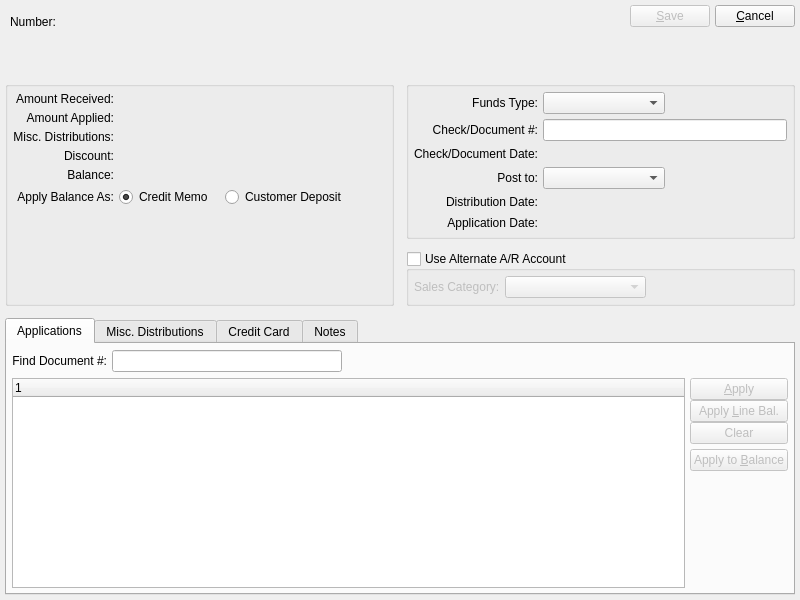
WooodHead/xtuple, file xtuple/trunk/guiclient/cashReceipt.ui: the form before one commit.
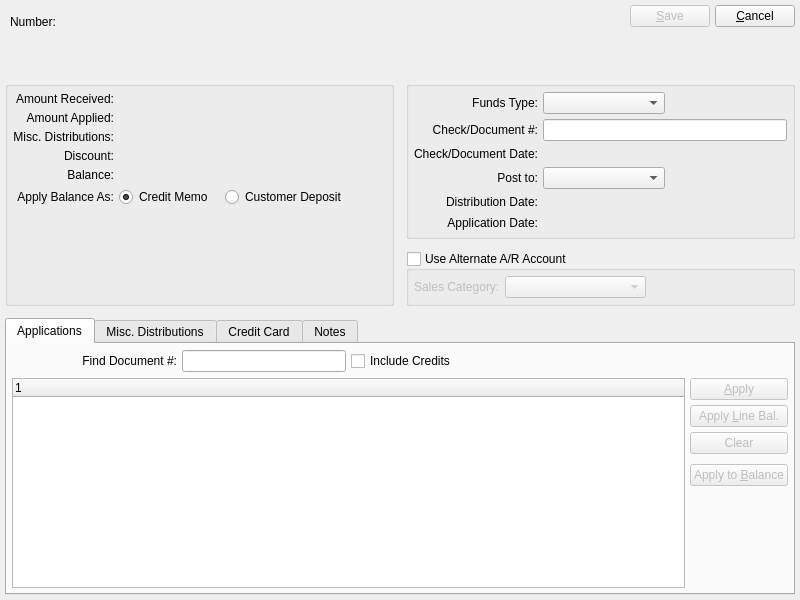
The form after the commit. Custom widgets are drawn as their Qt base class.

Commit message: issue #11836:  Client changes to support credit memo applications on cash receipts.

Diff of the .ui file:
```diff
--- a/xtuple/trunk/guiclient/cashReceipt.ui
+++ b/xtuple/trunk/guiclient/cashReceipt.ui
@@ -612,7 +612,7 @@
         <attribute name="title">
          <string>Applications</string>
         </attribute>
-        <layout class="QGridLayout">
+        <layout class="QGridLayout" name="gridLayout_5">
          <item row="0" column="0">
           <widget class="QLabel" name="_searchOpenItemsLit">
            <property name="text">
@@ -627,24 +627,29 @@
           <widget class="QLineEdit" name="_searchDocNum"/>
          </item>
          <item row="0" column="2">
+          <widget class="XCheckBox" name="_credits">
+           <property name="text">
+            <string>Include Credits</string>
+           </property>
+          </widget>
+         </item>
+         <item row="0" column="3" colspan="2">
           <spacer>
            <property name="orientation">
             <enum>Qt::Horizontal</enum>
            </property>
            <property name="sizeType">
-            <enum>QSizePolicy::Minimum</enum>
+            <enum>QSizePolicy::Expanding</enum>
            </property>
            <property name="sizeHint" stdset="0">
             <size>
-             <width>441</width>
+             <width>0</width>
              <height>24</height>
             </size>
            </property>
           </spacer>
          </item>
-         <item row="1" column="0" colspan="3">
-          <layout class="QHBoxLayout">
-           <item>
+         <item row="1" column="0" colspan="4">
             <widget class="XTreeWidget" name="_aropen">
              <property name="sizePolicy">
               <sizepolicy hsizetype="Expanding" vsizetype="Expanding">
@@ -663,18 +668,10 @@
              </property>
             </widget>
            </item>
+         <item row="1" column="4">
+          <layout class="QVBoxLayout" name="verticalLayout_4">
            <item>
-            <layout class="QVBoxLayout">
-             <property name="spacing">
-              <number>0</number>
-             </property>
-             <item>
-              <layout class="QVBoxLayout">
-               <item>
-                <layout class="QVBoxLayout">
-                 <property name="spacing">
-                  <number>0</number>
-                 </property>
+            <layout class="QVBoxLayout" name="verticalLayout_3">
                  <item>
                   <widget class="QPushButton" name="_apply">
                    <property name="enabled">
@@ -705,7 +702,21 @@
                    </property>
                   </widget>
                  </item>
-                </layout>
+             <item>
+              <spacer name="verticalSpacer_2">
+               <property name="orientation">
+                <enum>Qt::Vertical</enum>
+               </property>
+               <property name="sizeType">
+                <enum>QSizePolicy::Fixed</enum>
+               </property>
+               <property name="sizeHint" stdset="0">
+                <size>
+                 <width>20</width>
+                 <height>5</height>
+                </size>
+               </property>
+              </spacer>
                </item>
                <item>
                 <widget class="QPushButton" name="_applyToBalance">
@@ -729,13 +740,11 @@
                </property>
                <property name="sizeHint" stdset="0">
                 <size>
-                 <width>10</width>
+               <width>13</width>
                  <height>0</height>
                 </size>
                </property>
               </spacer>
-             </item>
-            </layout>
            </item>
           </layout>
          </item>
@@ -968,6 +977,11 @@
    <header>datecluster.h</header>
    <container>1</container>
   </customwidget>
+  <customwidget>
+   <class>XCheckBox</class>
+   <extends>QCheckBox</extends>
+   <header>xcheckbox.h</header>
+  </customwidget>
   <customwidget>
    <class>XComboBox</class>
    <extends>QComboBox</extends>
```
Left out of the diff: 17 changed lines with no effect on the pictures. Lines whose indentation alone changed are shown as unchanged. The commit also changes 9 other files.
